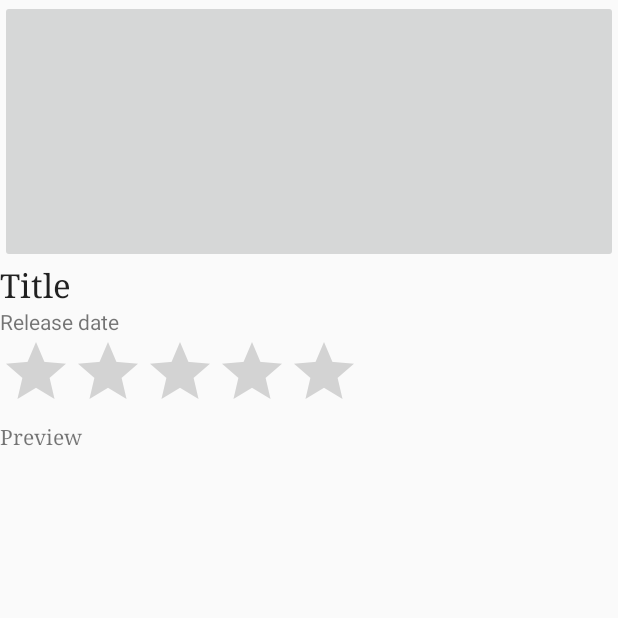
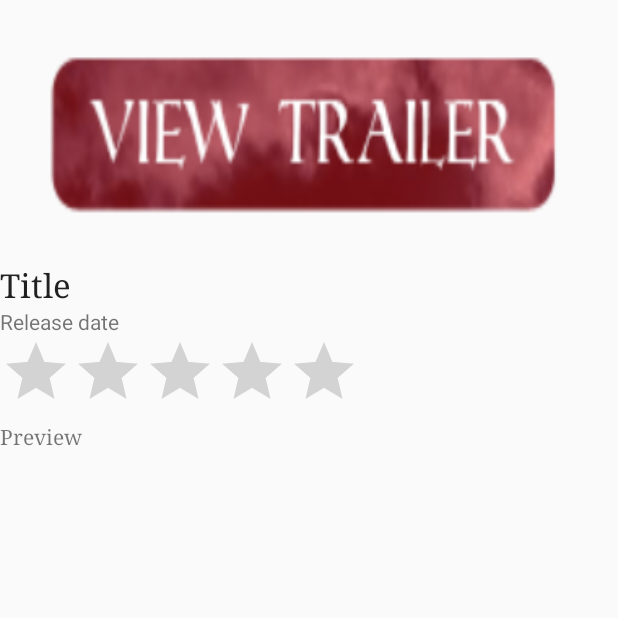
Before and after one commit to yemilyz/Flickster, an Android app: the MovieDetailsActivity screen opened directly, with no data from a screen before it, on a phone screen of 412 x 824 dp, the top half of it. Run offline under Robolectric (Android 15) with nearby library versions, the phone set to English and light mode, and no system bars; our stand-ins replace ButterKnife; libraries missing offline, so code that uses them is left out: com.loopj.android, cz.msebera.android, org.parceler; 6 statements that could not run were skipped.

Commit message:
Added image on image button

```diff
--- a/app/src/main/java/com/example/emilyz/flickster/MovieAdapter.java
+++ b/app/src/main/java/com/example/emilyz/flickster/MovieAdapter.java
@@ -24,6 +24,8 @@ import butterknife.BindView;
 import butterknife.ButterKnife;
 import jp.wasabeef.glide.transformations.RoundedCornersTransformation;
 
+import static com.example.emilyz.flickster.R.id.ibVideo;
+
 /**
  * Created by emilyz on 6/21/17.
  */
@@ -35,6 +37,8 @@ public class MovieAdapter extends RecyclerView.Adapter<MovieAdapter.ViewHolder>
     Config config;
     //context for rendering
     Context context;
+
+    ImageButton ibVideo;
 
     //intialize with list
     public MovieAdapter(ArrayList<Movie> movies){
@@ -91,6 +95,7 @@ public class MovieAdapter extends RecyclerView.Adapter<MovieAdapter.ViewHolder>
                 .placeholder(placeholderId)
                 .error(placeholderId)
                 .into(imageView);
+
     }
 
     //returns size of entire data set
--- a/app/src/main/java/com/example/emilyz/flickster/MovieDetailsActivity.java
+++ b/app/src/main/java/com/example/emilyz/flickster/MovieDetailsActivity.java
@@ -11,6 +11,7 @@ import android.widget.RatingBar;
 import android.widget.TextView;
 import android.widget.Toast;
 
+import com.example.emilyz.flickster.models.Config;
 import com.example.emilyz.flickster.models.Movie;
 import com.loopj.android.http.AsyncHttpClient;
 import com.loopj.android.http.JsonHttpResponseHandler;
--- a/app/src/main/java/com/example/emilyz/flickster/MovieTrailerActivity.java
+++ b/app/src/main/java/com/example/emilyz/flickster/MovieTrailerActivity.java
@@ -14,6 +14,7 @@ import com.loopj.android.http.JsonHttpResponseHandler;
 import com.loopj.android.http.RequestParams;
 
 import static com.bumptech.glide.gifdecoder.GifHeaderParser.TAG;
+import static com.example.emilyz.flickster.ConnectionActivity.checkConnection;
 import static com.example.emilyz.flickster.MovieListActivity.API_BASE_URL;
 import static com.example.emilyz.flickster.MovieListActivity.API_KEY_PARAM;
 import com.example.emilyz.flickster.models.Movie;
@@ -51,7 +52,6 @@ public class MovieTrailerActivity extends YouTubeBaseActivity {
 
         // temporary test video id -- TODO replace with movie trailer video id
         //final String videoId = movie.getKey;
-
 
 
     }
--- a/app/src/main/java/com/example/emilyz/flickster/models/Config.java
+++ b/app/src/main/java/com/example/emilyz/flickster/models/Config.java
@@ -18,6 +18,8 @@ public class Config {
     String posterSize;
     //backdrop size to use when fetching images
     String backdropSize;
+
+    public Config(){}
 
     public Config(JSONObject object) throws JSONException {
         JSONObject images = object.getJSONObject("images");
--- a/app/src/main/res/layout/activity_movie_details.xml
+++ b/app/src/main/res/layout/activity_movie_details.xml
@@ -12,7 +12,9 @@
         android:id="@+id/ibVideo"
         android:layout_alignParentTop="true"
         android:layout_alignParentLeft="true"
-        android:layout_alignParentStart="true" />
+        android:layout_alignParentStart="true"
+        android:background="@drawable/view_trailer_button"
+        />
 
     <TextView
         android:id="@+id/tvTitle"
```
Also changed, not shown: app/src/main/res/drawable/view_trailer_button.png (added).
